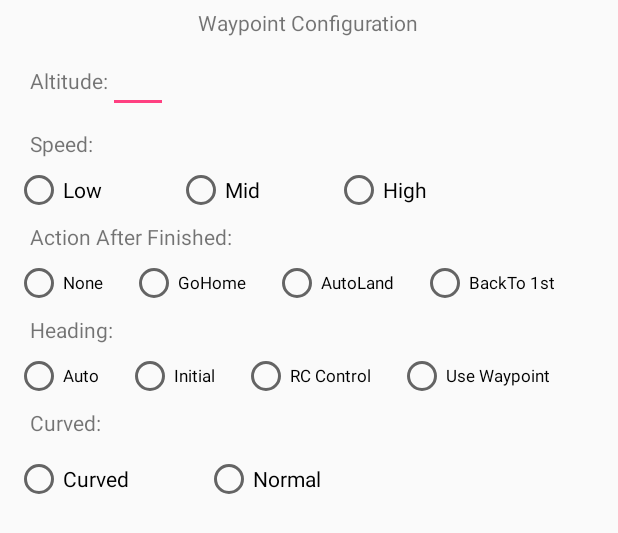
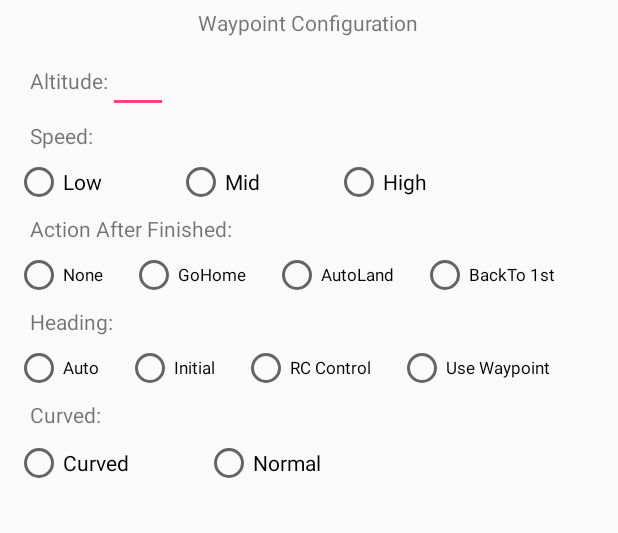
Before and after one commit to zhiyueyan/GSDemo3D, an Android app: the layout dialog_waypointsetting.xml on its own in the app's theme, with its tools: preview values and no code run, on a phone screen of 412 x 824 dp. Shown: the top 533 px of the screen. Run offline under Robolectric (Android 15) with nearby library versions, the phone set to English and light mode, and no system bars.

Commit message:
optimize waypointsetting.xml

```diff
--- a/app/src/main/res/layout/dialog_waypointsetting.xml
+++ b/app/src/main/res/layout/dialog_waypointsetting.xml
@@ -21,7 +21,7 @@
                 android:layout_width="wrap_content"
                 android:layout_height="wrap_content"
                 android:layout_gravity="center_horizontal"
-                android:text="Waypoint Configuration"/>
+                android:text="Waypoint Configuration" />
 
             <LinearLayout
                 android:id="@+id/altitude_layout"
@@ -36,14 +36,14 @@
                 <TextView
                     android:layout_width="wrap_content"
                     android:layout_height="wrap_content"
-                    android:text="Altitude:"/>
+                    android:text="Altitude:" />
 
                 <EditText
                     android:id="@+id/altitude"
                     android:layout_width="40dp"
                     android:layout_height="wrap_content"
                     android:inputType="number|numberDecimal"
-                    android:maxLines="1"/>
+                    android:maxLines="1" />
             </LinearLayout>
 
             <LinearLayout
@@ -52,25 +52,19 @@
                 android:layout_marginBottom="5dp"
                 android:layout_marginLeft="10dp"
                 android:layout_marginRight="10dp"
-                android:layout_marginTop="5dp"
                 android:orientation="horizontal">
 
                 <TextView
                     android:layout_width="wrap_content"
                     android:layout_height="wrap_content"
-                    android:text="Speed:"/>
+                    android:text="Speed:" />
             </LinearLayout>
 
-            <LinearLayout
-                android:layout_width="match_parent"
-                android:layout_height="wrap_content"
-                android:orientation="horizontal">
 
             <RadioGroup
                 android:id="@+id/speed"
                 android:layout_width="wrap_content"
                 android:layout_height="wrap_content"
-                    android:layout_gravity="center_horizontal"
                 android:orientation="horizontal">
 
                 <RadioButton
@@ -93,7 +87,7 @@
                     android:layout_marginStart="50dp"
                     android:text="High" />
             </RadioGroup>
-            </LinearLayout>
+
 
             <LinearLayout
                 android:layout_width="match_parent"
@@ -110,16 +104,11 @@
                     android:text="Action After Finished:" />
             </LinearLayout>
 
-            <LinearLayout
-                android:layout_width="match_parent"
-                android:layout_height="wrap_content"
-                android:orientation="horizontal">
 
                 <RadioGroup
                     android:id="@+id/actionAfterFinished"
                     android:layout_width="wrap_content"
                     android:layout_height="wrap_content"
-                    android:layout_gravity="center_horizontal"
                     android:orientation="horizontal">
 
                     <RadioButton
@@ -153,7 +142,6 @@
                         android:text="BackTo 1st"
                         android:textSize="5pt" />
                 </RadioGroup>
-            </LinearLayout>
 
             <LinearLayout
                 android:layout_width="match_parent"
@@ -170,16 +158,12 @@
                     android:text="Heading:" />
             </LinearLayout>
 
-            <LinearLayout
-                android:layout_width="match_parent"
-                android:layout_height="wrap_content"
-                android:orientation="horizontal">
+
 
                 <RadioGroup
                     android:id="@+id/heading"
                     android:layout_width="wrap_content"
                     android:layout_height="wrap_content"
-                    android:layout_gravity="center_horizontal"
                     android:orientation="horizontal">
 
                     <RadioButton
@@ -213,12 +197,10 @@
                         android:text="Use Waypoint"
                         android:textSize="5pt" />
                 </RadioGroup>
-            </LinearLayout>
 
             <LinearLayout
                 android:layout_width="match_parent"
                 android:layout_height="wrap_content"
-                android:layout_marginBottom="5dp"
                 android:layout_marginLeft="10dp"
                 android:layout_marginRight="10dp"
                 android:layout_marginTop="5dp"
```
Also changed, not shown: app/src/main/java/com/dji/GSDemo/GaodeMap/MainActivity.java (+7 -1 lines), app/src/main/res/layout/altitude_layout.xml (added, +27 -0 lines). Lines whose indentation alone changed are shown as unchanged.
